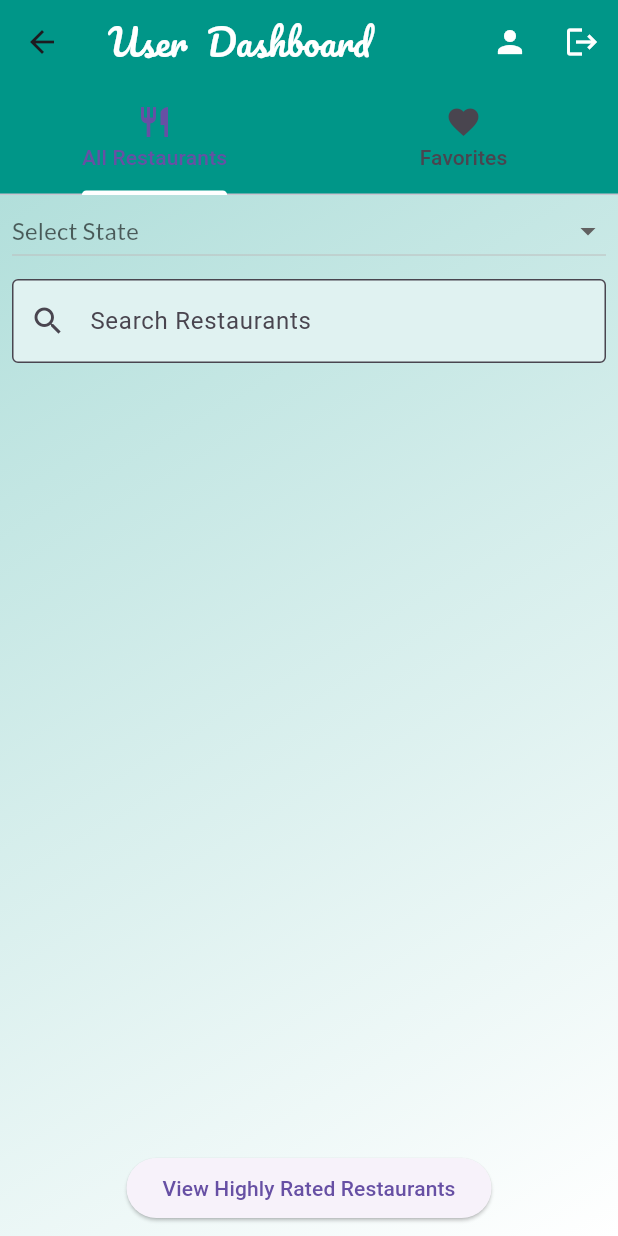
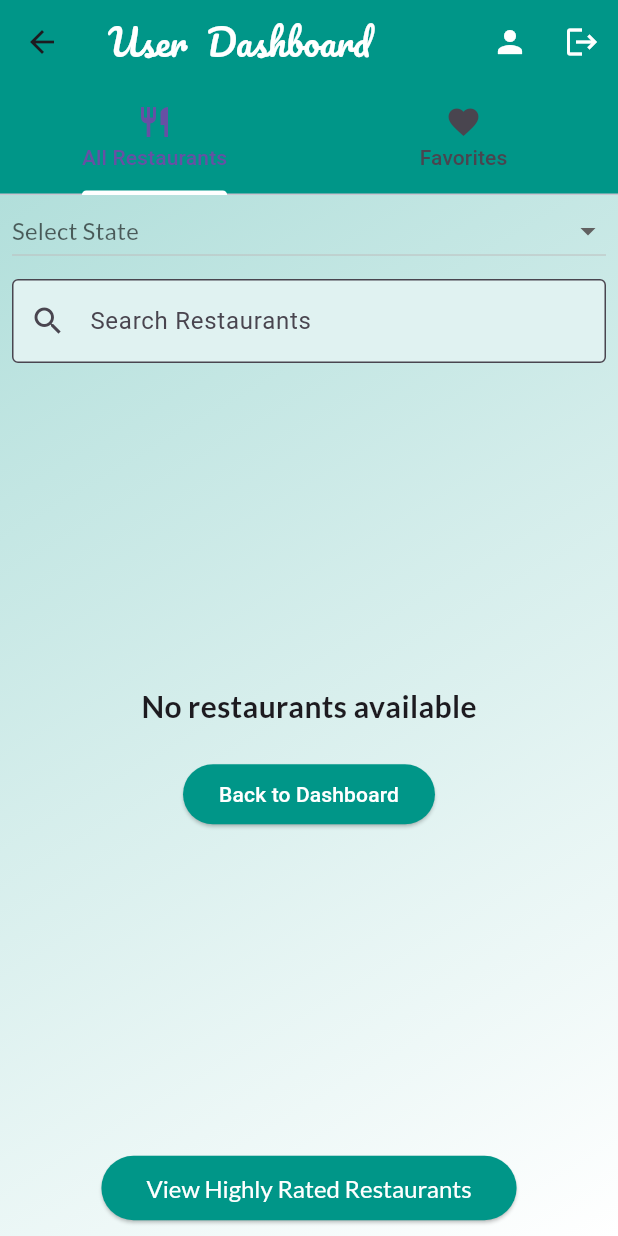
Before and after one commit to jesmariaroy/Project1, a Flutter app: the UserDashboard screen opened by its route, on a phone screen of 412 x 824 dp. Run offline on Flutter 3.47's test engine with Material 3 defaults, Android fonts, the phone set to English and light mode, and no system bars; our stand-ins replace carousel_slider, cloud_firestore, firebase_auth, firebase_core, flutter_rating_bar, google_fonts and 1 more; accounts and stored records are empty.

Commit message:
Update user.dart

```diff
--- a/lib/pages/user.dart
+++ b/lib/pages/user.dart
@@ -5,6 +5,7 @@ import 'user_profile_page.dart';
 import 'restaurant_details_page.dart';
 import 'package:google_fonts/google_fonts.dart';
 import 'HighlyRatedRestaurantsPage.dart';
+import 'login_page.dart';
 
 class UserDashboard extends StatefulWidget {
   @override
@@ -799,7 +800,10 @@ class _UserDashboardState extends State<UserDashboard> {
   void _logout(BuildContext context) async {
     try {
       await _auth.signOut();
-      Navigator.of(context).pushReplacementNamed('/login');
+      Navigator.of(context).pushAndRemoveUntil(
+        MaterialPageRoute(builder: (context) => LoginPage()),
+        (Route<dynamic> route) => false,
+      );
     } catch (e) {
       ScaffoldMessenger.of(context).showSnackBar(
         SnackBar(content: Text('Failed to log out: $e')),
@@ -834,9 +838,8 @@ class _UserDashboardState extends State<UserDashboard> {
       child: Scaffold(
         appBar: AppBar(
           title: Text('User  Dashboard',
-              style: GoogleFonts.pacifico(
-                  color: Colors.white, fontSize: 24)), // Stylish font
-          backgroundColor: Colors.teal, // AppBar color
+              style: GoogleFonts.pacifico(color: Colors.white, fontSize: 24)),
+          backgroundColor: Colors.teal,
           actions: [
             IconButton(
               icon: Icon(Icons.person, color: Colors.white),
@@ -863,7 +866,7 @@ class _UserDashboardState extends State<UserDashboard> {
         body: Container(
           decoration: BoxDecoration(
             gradient: LinearGradient(
-              colors: [Colors.teal[100]!, Colors.white], // Gradient background
+              colors: [Colors.teal[100]!, Colors.white],
               begin: Alignment.topLeft,
               end: Alignment.bottomRight,
             ),
@@ -965,6 +968,39 @@ class _UserDashboardState extends State<UserDashboard> {
 
                           return matchesSearchQuery && matchesLocation;
                         }).toList();
+
+                        // Check if the filtered list is empty
+                        if (restaurants.isEmpty) {
+                          return Center(
+                            child: Column(
+                              mainAxisAlignment: MainAxisAlignment.center,
+                              children: [
+                                Text(
+                                  'No restaurants available',
+                                  style: GoogleFonts.lato(
+                                      fontSize: 20,
+                                      fontWeight: FontWeight.bold),
+                                ),
+                                SizedBox(height: 20),
+                                ElevatedButton(
+                                  onPressed: () {
+                                    Navigator.of(context).pushAndRemoveUntil(
+                                      MaterialPageRoute(
+                                          builder: (context) =>
+                                              UserDashboard()),
+                                      (Route<dynamic> route) => false,
+                                    );
+                                  },
+                                  child: Text('Back to Dashboard'),
+                                  style: ElevatedButton.styleFrom(
+                                    backgroundColor: Colors.teal,
+                                    foregroundColor: Colors.white,
+                                  ),
+                                ),
+                              ],
+                            ),
+                          );
+                        }
 
                         return ListView.builder(
                           itemCount: restaurants.length,
@@ -1110,7 +1146,7 @@ class _UserDashboardState extends State<UserDashboard> {
 
               // Button to view highly rated restaurants
               Padding(
-                padding: const EdgeInsets.all(8.0),
+                padding: const EdgeInsets.symmetric(vertical: 8.0),
                 child: ElevatedButton(
                   onPressed: () {
                     Navigator.push(
@@ -1121,6 +1157,15 @@ class _UserDashboardState extends State<UserDashboard> {
                     );
                   },
                   child: Text('View Highly Rated Restaurants'),
+                  style: ElevatedButton.styleFrom(
+                    backgroundColor: Colors.teal,
+                    foregroundColor: Colors.white,
+                    padding: EdgeInsets.symmetric(horizontal: 30, vertical: 12),
+                    shape: RoundedRectangleBorder(
+                      borderRadius: BorderRadius.circular(30),
+                    ),
+                    textStyle: GoogleFonts.lato(fontSize: 16),
+                  ),
                 ),
               ),
             ],
```
